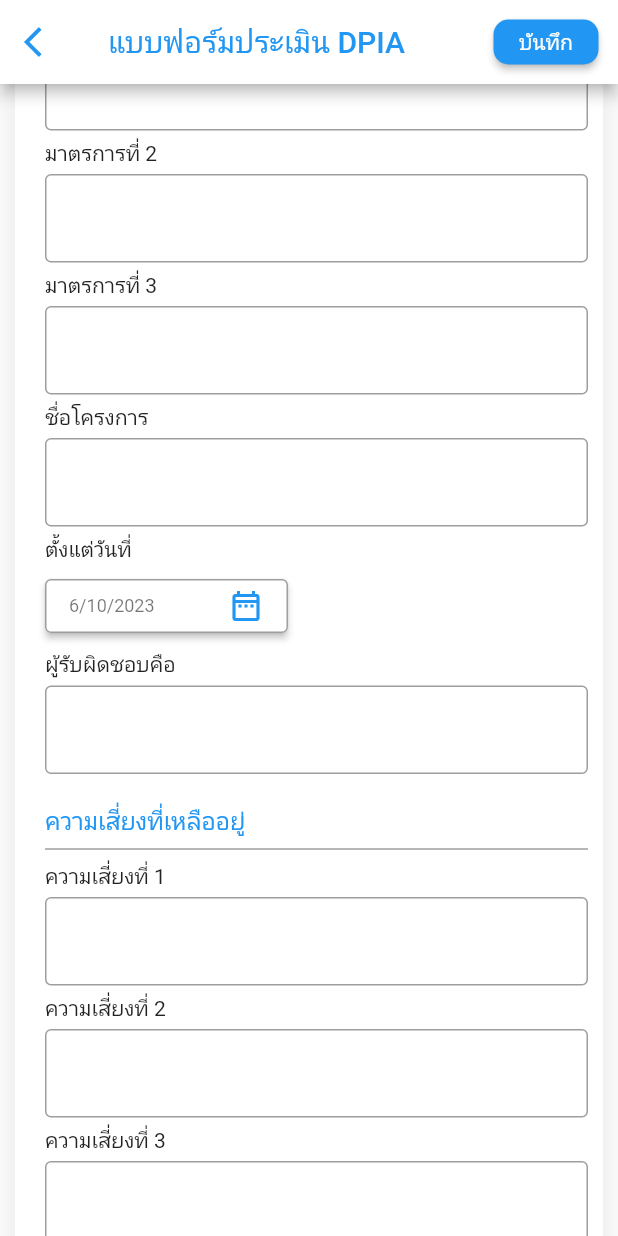
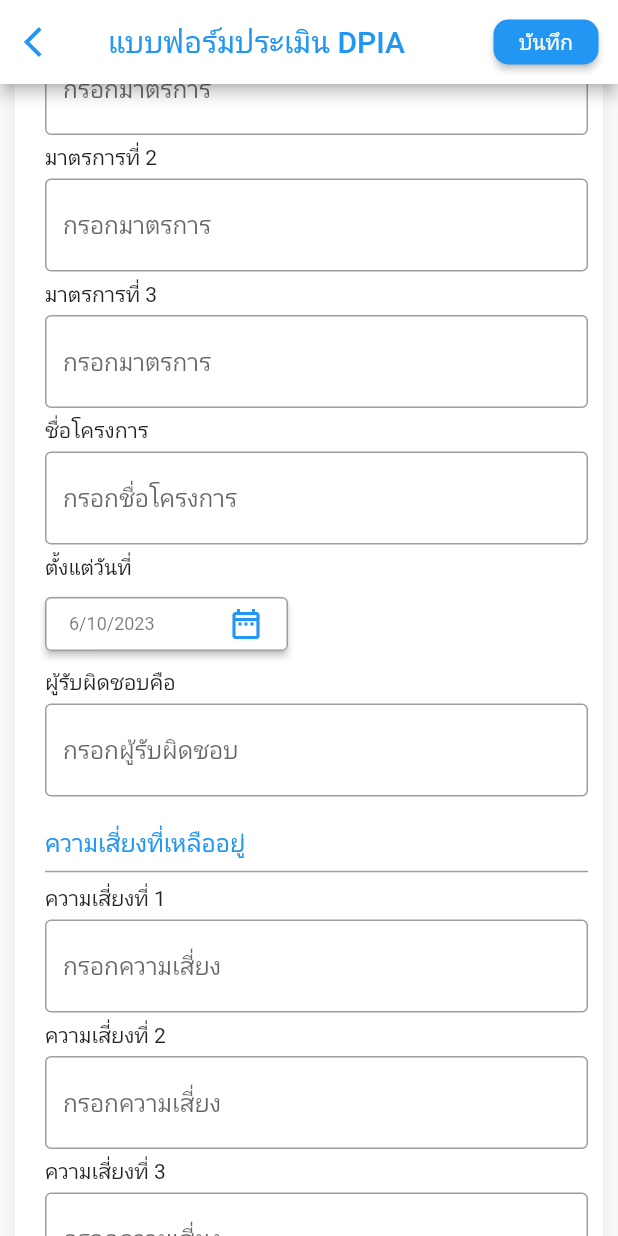
Before and after one commit to ThanaboonHongma/DPIA, a Flutter app: the AddMeasure screen opened directly with empty values, scrolled down 576 dp, on a phone screen of 412 x 824 dp. Run offline on Flutter 3.47's test engine with Material 2 defaults, Android fonts, the light colour scheme and no system bars; our stand-ins replace animated_splash_screen, cloud_firestore, dropdown_button2, firebase_auth, firebase_core, go_router and 2 more; accounts and stored records are empty.

Commit message:
hint text

```diff
--- a/lib/screens/mitigating/addmeasure.dart
+++ b/lib/screens/mitigating/addmeasure.dart
@@ -49,6 +49,7 @@ class _AddMeasureState extends State<AddMeasure> {
   }
 
   List<RiskData> defaultriskdata = [];
+
 
   void _updateDPO() {
     if (dpoagree[0] == true) {
@@ -490,6 +491,7 @@ class _AddMeasureState extends State<AddMeasure> {
                                           },
                                           controller: measures1,
                                           decoration: InputDecoration(
+                                            hintText: 'กรอกมาตรการ',
                                             border: const OutlineInputBorder(),
                                             errorText: _errormeasures1,
                                           ),
@@ -510,6 +512,7 @@ class _AddMeasureState extends State<AddMeasure> {
                                         child: TextField(
                                           controller: measures2,
                                           decoration: const InputDecoration(
+                                            hintText: 'กรอกมาตรการ',
                                             border: OutlineInputBorder(),
                                           ),
                                         ),
@@ -529,6 +532,7 @@ class _AddMeasureState extends State<AddMeasure> {
                                         child: TextField(
                                           controller: measures3,
                                           decoration: const InputDecoration(
+                                            hintText: 'กรอกมาตรการ',
                                             border: OutlineInputBorder(),
                                           ),
                                         ),
@@ -548,6 +552,7 @@ class _AddMeasureState extends State<AddMeasure> {
                                         child: TextField(
                                           controller: project,
                                           decoration: const InputDecoration(
+                                            hintText: 'กรอกชื่อโครงการ',
                                             border: OutlineInputBorder(),
                                           ),
                                         ),
@@ -606,6 +611,7 @@ class _AddMeasureState extends State<AddMeasure> {
                                         child: TextField(
                                           controller: responsible,
                                           decoration: const InputDecoration(
+                                            hintText: 'กรอกผู้รับผิดชอบ',
                                             border: OutlineInputBorder(),
                                           ),
                                         ),
@@ -651,6 +657,7 @@ class _AddMeasureState extends State<AddMeasure> {
                                       child: TextField(
                                         controller: rick1,
                                         decoration: const InputDecoration(
+                                          hintText: 'กรอกความเสี่ยง',
                                           border: OutlineInputBorder(),
                                         ),
                                       ),
@@ -672,6 +679,7 @@ class _AddMeasureState extends State<AddMeasure> {
                                       child: TextField(
                                         controller: rick2,
                                         decoration: const InputDecoration(
+                                          hintText: 'กรอกความเสี่ยง',
                                           border: OutlineInputBorder(),
                                         ),
                                       ),
@@ -693,6 +701,7 @@ class _AddMeasureState extends State<AddMeasure> {
                                       child: TextField(
                                         controller: rick3,
                                         decoration: const InputDecoration(
+                                          hintText: 'กรอกความเสี่ยง',
                                           border: OutlineInputBorder(),
                                         ),
                                       ),
```
